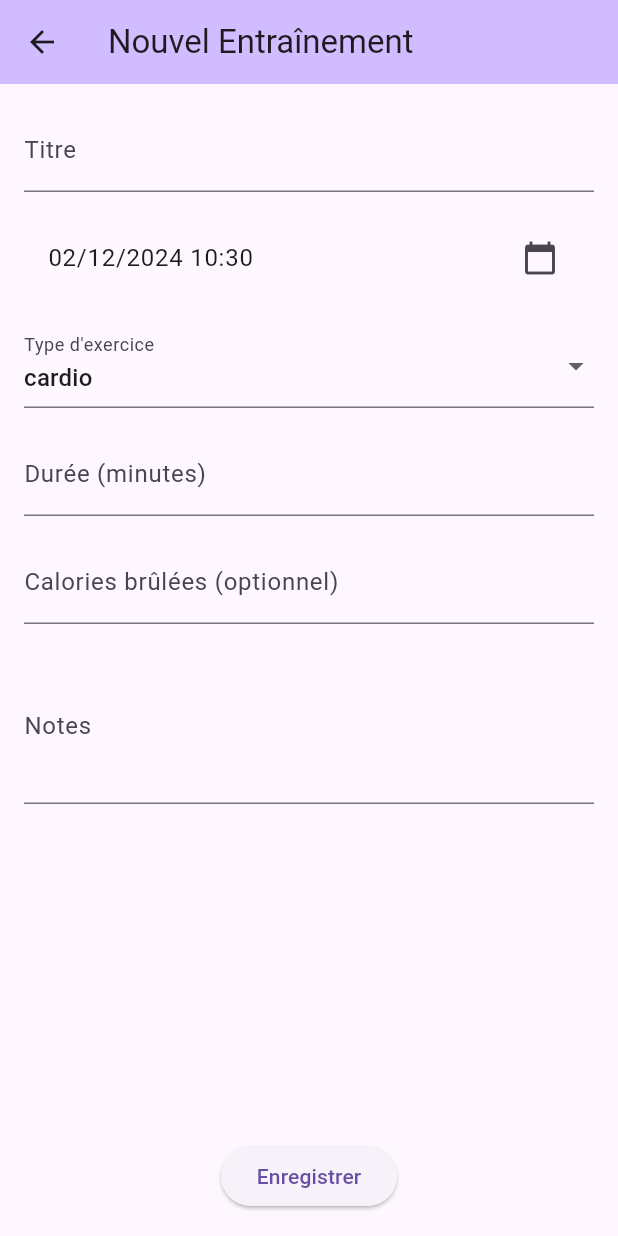
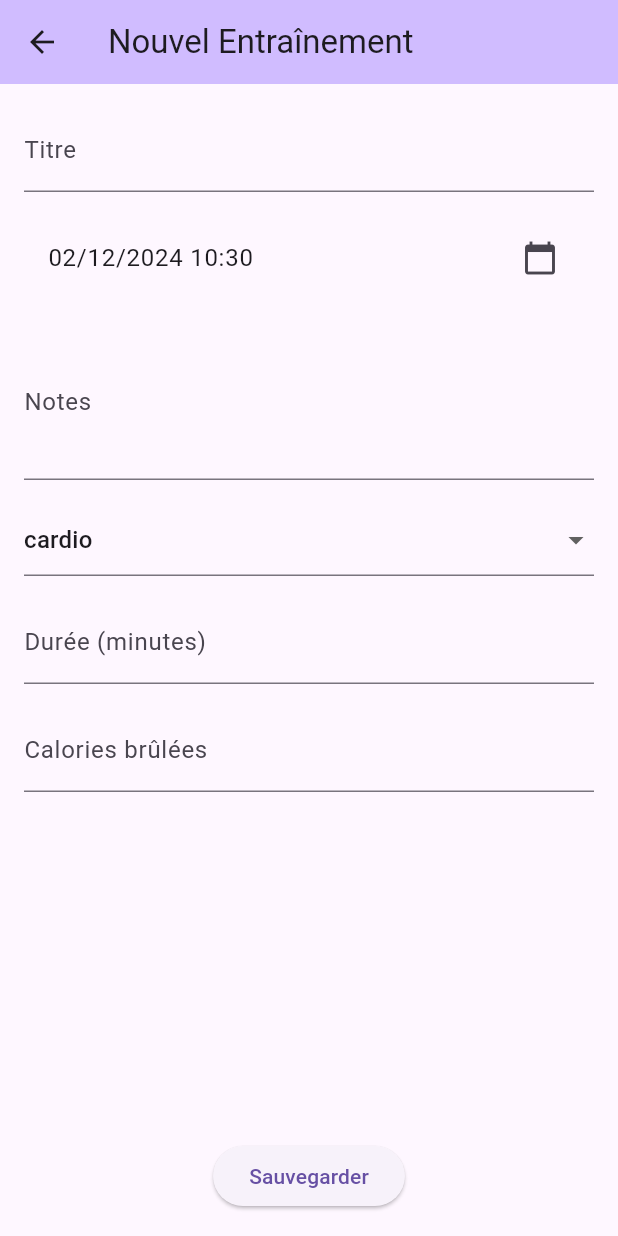
Before and after one commit to daffycricket/my-event-trackers, a Flutter app: the CreateWorkoutScreen screen opened directly, on a phone screen of 412 x 824 dp. Run offline on Flutter 3.47's test engine with Material 3 defaults, Android fonts, the phone set to English and light mode, and no system bars; our stand-ins replace flutter_riverpod.

Commit message:
consultation detail et mise à jour

```diff
--- a/lib/providers/events_provider.dart
+++ b/lib/providers/events_provider.dart
@@ -15,6 +15,12 @@ class EventsNotifier extends StateNotifier<List<Event>> {
 
   Event getEventById(String id) {
     return state.firstWhere((event) => event.id == id);
+  }
+
+    void updateEvent(Event updatedEvent) {
+    state = state.map((event) =>
+      event.id == updatedEvent.id ? updatedEvent : event
+    ).toList();
   }
 }
 
--- a/lib/screens/create_workout_screen.dart
+++ b/lib/screens/create_workout_screen.dart
@@ -1,51 +1,112 @@
 import 'package:flutter/material.dart';
 import 'package:flutter_riverpod/flutter_riverpod.dart';
-import 'package:my_event_tracker/providers/events_provider.dart';
 import 'package:uuid/uuid.dart';
 import '../models/event.dart';
-import 'package:intl/intl.dart';
+import '../providers/events_provider.dart';
+import '../mixins/date_time_picker_mixin.dart';
+import '../widgets/common_event_fields.dart';
 
 class CreateWorkoutScreen extends ConsumerStatefulWidget {
-  const CreateWorkoutScreen({super.key});
+  final WorkoutEvent? workoutToEdit;
+
+  const CreateWorkoutScreen({super.key, this.workoutToEdit});
 
   @override
   ConsumerState<CreateWorkoutScreen> createState() => _CreateWorkoutScreenState();
 }
 
-class _CreateWorkoutScreenState extends ConsumerState<CreateWorkoutScreen> {
-  final _titleController = TextEditingController();
-  final _durationController = TextEditingController();
-  final _caloriesController = TextEditingController();
-  final _notesController = TextEditingController();
-  WorkoutType _selectedType = WorkoutType.cardio;
-  DateTime _selectedDateTime = DateTime.now();
+class _CreateWorkoutScreenState extends ConsumerState<CreateWorkoutScreen>
+    with DateTimePickerMixin {
+  late final TextEditingController _titleController;
+  late final TextEditingController _durationController;
+  late final TextEditingController _caloriesController;
+  late final TextEditingController _notesController;
+  late WorkoutType _selectedType;
 
-  Future<void> _selectDateTime() async {
-    final date = await showDatePicker(
-      context: context,
-      initialDate: _selectedDateTime,
-      firstDate: DateTime(2024),
-      lastDate: DateTime(2025),
+  @override
+  void initState() {
+    super.initState();
+    final workout = widget.workoutToEdit;
+    _titleController = TextEditingController(text: workout?.title ?? '');
+    _durationController = TextEditingController(
+        text: workout?.duration.inMinutes.toString() ?? '');
+    _caloriesController = TextEditingController(
+        text: workout?.caloriesBurned?.toString() ?? '');
+    _notesController = TextEditingController(text: workout?.notes ?? '');
+    _selectedType = workout?.type ?? WorkoutType.cardio;
+    selectedDateTime = workout?.date ?? DateTime.now();
+  }
+
+  @override
+  Widget build(BuildContext context) {
+    final isEditing = widget.workoutToEdit != null;
+    return Scaffold(
+      appBar: AppBar(
+        title: Text(isEditing ? 'Modifier l\'entraînement' : 'Nouvel Entraînement'),
+        backgroundColor: Theme.of(context).colorScheme.inversePrimary,
+      ),
+      body: Padding(
+        padding: const EdgeInsets.all(16),
+        child: Column(
+          children: [
+            CommonEventFields(
+              titleController: _titleController,
+              selectedDateTime: selectedDateTime,
+              onDateSelect: selectDateTime,
+              notesController: _notesController,
+            ),
+            const SizedBox(height: 16),
+            DropdownButtonFormField<WorkoutType>(
+              value: _selectedType,
+              onChanged: (value) => setState(() => _selectedType = value!),
+              items: WorkoutType.values.map((type) => DropdownMenuItem(
+                value: type,
+                child: Text(type.name),
+              )).toList(),
+            ),
+            const SizedBox(height: 16),
+            TextField(
+              controller: _durationController,
+              decoration: const InputDecoration(labelText: 'Durée (minutes)'),
+              keyboardType: TextInputType.number,
+            ),
+            const SizedBox(height: 16),
+            TextField(
+              controller: _caloriesController,
+              decoration: const InputDecoration(labelText: 'Calories brûlées'),
+              keyboardType: TextInputType.number,
+            ),
+            const Spacer(),
+            ElevatedButton(
+              onPressed: _saveWorkout,
+              child: Text(isEditing ? 'Mettre à jour' : 'Sauvegarder'),
+            ),
+          ],
+        ),
+      ),
+    );
+  }
+
+  void _saveWorkout() {
+    final workout = WorkoutEvent(
+      id: widget.workoutToEdit?.id ?? const Uuid().v4(),
+      title: _titleController.text,
+      date: selectedDateTime,
+      type: _selectedType,
+      duration: Duration(minutes: int.parse(_durationController.text)),
+      caloriesBurned: _caloriesController.text.isEmpty
+          ? null
+          : int.parse(_caloriesController.text),
+      notes: _notesController.text.isEmpty ? null : _notesController.text,
     );
 
-    if (date != null) {
-      final time = await showTimePicker(
-        context: context,
-        initialTime: TimeOfDay.fromDateTime(_selectedDateTime),
-      );
-
-      if (time != null) {
-        setState(() {
-          _selectedDateTime = DateTime(
-            date.year,
-            date.month,
-            date.day,
-            time.hour,
-            time.minute,
-          );
-        });
-      }
+    final notifier = ref.read(eventsProvider.notifier);
+    if (widget.workoutToEdit != null) {
+      notifier.updateEvent(workout);
+    } else {
+      notifier.addEvent(workout);
     }
+    Navigator.pop(context);
   }
 
   @override
@@ -56,91 +117,4 @@ class _CreateWorkoutScreenState extends ConsumerState<CreateWorkoutScreen> {
     _notesController.dispose();
     super.dispose();
   }
-
-  @override
-  Widget build(BuildContext context) {
-    return Scaffold(
-      appBar: AppBar(
-        title: const Text('Nouvel Entraînement'),
-        backgroundColor: Theme.of(context).colorScheme.inversePrimary,
-      ),
-      body: Padding(
-        padding: const EdgeInsets.all(16),
-        child: Column(
-          children: [
-            TextField(
-              controller: _titleController,
-              decoration: const InputDecoration(labelText: 'Titre'),
-            ),
-            const SizedBox(height: 16),
-            ListTile(
-              title: Text(
-                DateFormat('dd/MM/yyyy HH:mm').format(_selectedDateTime),
-              ),
-              trailing: const Icon(Icons.calendar_today),
-              onTap: _selectDateTime,
-            ),
-            const SizedBox(height: 16),
-            DropdownButtonFormField<WorkoutType>(
-              value: _selectedType,
-              decoration: const InputDecoration(labelText: "Type d'exercice"),
-              items: WorkoutType.values.map((type) {
-                return DropdownMenuItem(
-                  value: type,
-                  child: Text(type.name),
-                );
-              }).toList(),
-              onChanged: (value) {
-                if (value != null) setState(() => _selectedType = value);
-              },
-            ),
-            const SizedBox(height: 16),
-            TextField(
-              controller: _durationController,
-              decoration: const InputDecoration(
-                labelText: 'Durée (minutes)',
-              ),
-              keyboardType: TextInputType.number,
-            ),
-            const SizedBox(height: 16),
-            TextField(
-              controller: _caloriesController,
-              decoration: const InputDecoration(
-                labelText: 'Calories brûlées (optionnel)',
-              ),
-              keyboardType: TextInputType.number,
-            ),
-            const SizedBox(height: 16),
-            TextField(
-              controller: _notesController,
-              decoration: const InputDecoration(labelText: 'Notes'),
-              maxLines: 3,
-            ),
-            const Spacer(),
-            ElevatedButton(
-              onPressed: _saveWorkout,
-              child: const Text('Enregistrer'),
-            ),
-          ],
-        ),
-      ),
-    );
-  }
-
-  void _saveWorkout() {
-    final workout = WorkoutEvent(
-      id: const Uuid().v4(),
-      title: _titleController.text,
-      date: _selectedDateTime,
-      type: _selectedType,
-      duration: Duration(minutes: int.parse(_durationController.text)),
-      caloriesBurned: _caloriesController.text.isEmpty
-          ? null
-          : int.parse(_caloriesController.text),
-      notes: _notesController.text.isEmpty ? null : _notesController.text,
-    );
-
-    ref.read(eventsProvider.notifier).addEvent(workout);
-    Navigator.pop(context);
-  }
 }
--- /dev/null
+++ b/lib/widgets/common_event_fields.dart
@@ -0,0 +1,45 @@
+import 'package:flutter/material.dart';
+import 'package:intl/intl.dart';
+
+class CommonEventFields extends StatelessWidget {
+  final TextEditingController titleController;
+  final DateTime selectedDateTime;
+  final Function() onDateSelect;
+  final TextEditingController? notesController;
+
+  const CommonEventFields({
+    super.key,
+    required this.titleController,
+    required this.selectedDateTime,
+    required this.onDateSelect,
+    this.notesController,
+  });
+
+  @override
+  Widget build(BuildContext context) {
+    return Column(
+      children: [
+        TextField(
+          controller: titleController,
+          decoration: const InputDecoration(labelText: 'Titre'),
+        ),
+        const SizedBox(height: 16),
+        ListTile(
+          title: Text(
+            DateFormat('dd/MM/yyyy HH:mm').format(selectedDateTime),
+          ),
+          trailing: const Icon(Icons.calendar_today),
+          onTap: onDateSelect,
+        ),
+        if (notesController != null) ...[
+          const SizedBox(height: 16),
+          TextField(
+            controller: notesController!,
+            decoration: const InputDecoration(labelText: 'Notes'),
+            maxLines: 3,
+          ),
+        ],
+      ],
+    );
+  }
+}
```
Also changed, not shown: lib/mixins/date_time_picker_mixin.dart (added, +33 -0 lines), lib/screens/create_meal_screen.dart (+82 -107 lines), lib/screens/meal_detail_screen.dart (+31 -8 lines), lib/screens/workout_detail_screen.dart (+34 -10 lines).
